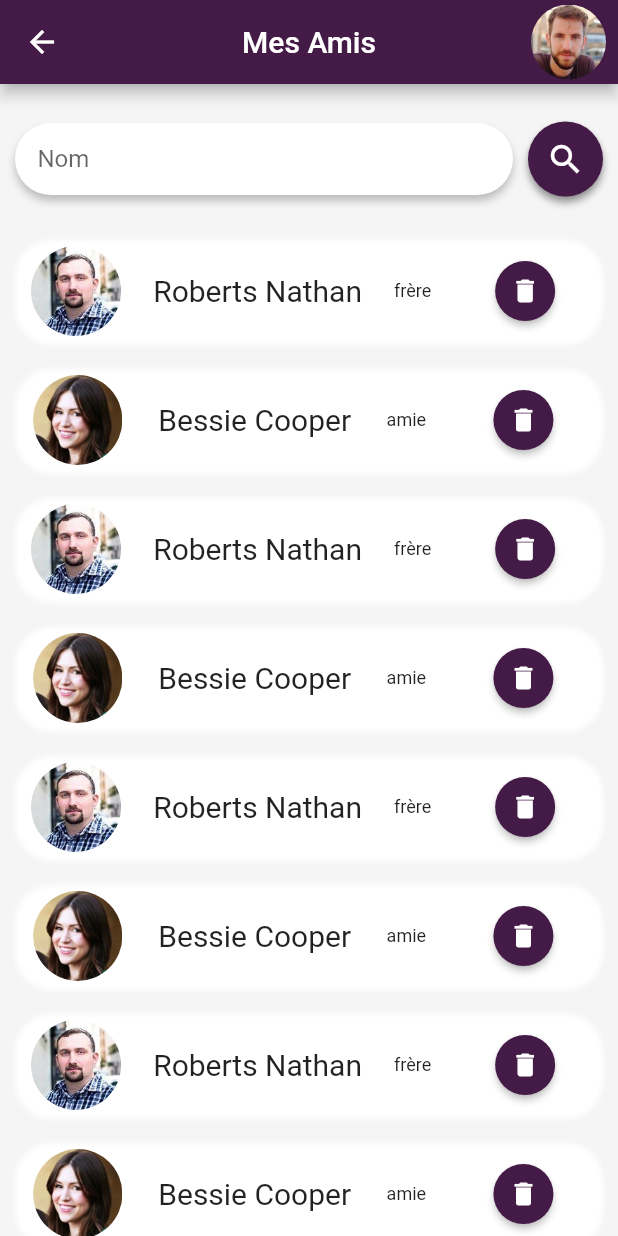
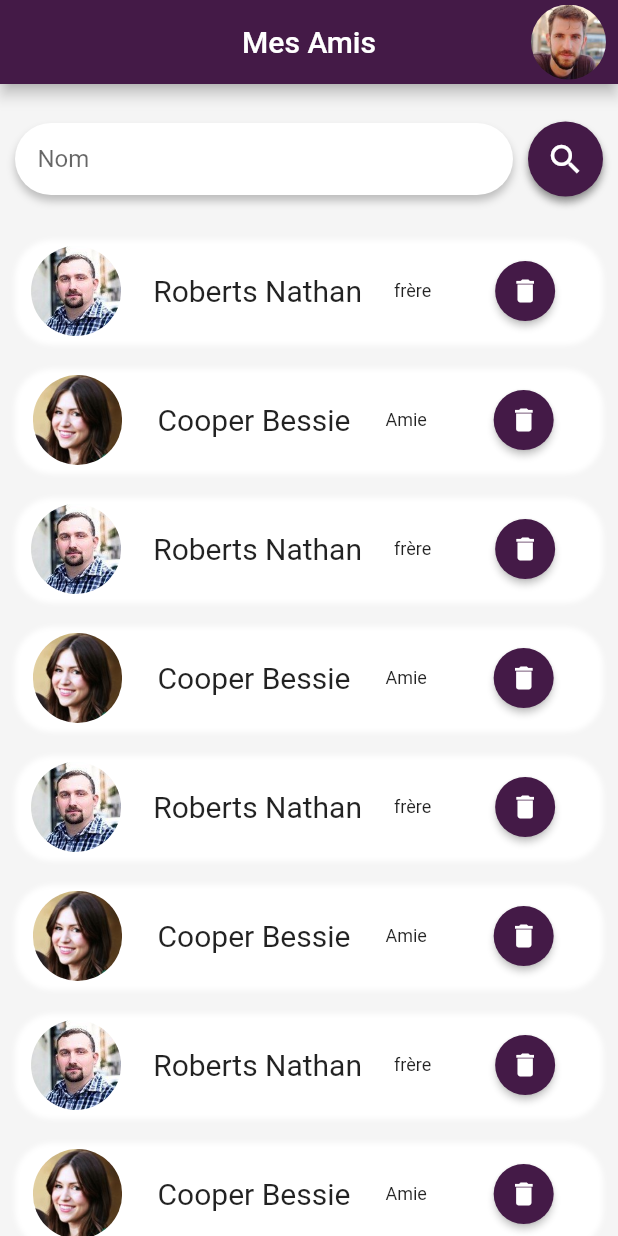
Before and after one commit to GabrielDela/FLUTTER_CUBE, a Flutter app: the PageFriend screen opened directly, on a phone screen of 412 x 824 dp. Run offline on Flutter 3.47's test engine with Material 2 defaults, Android fonts, the phone set to English and light mode, and no system bars.

Commit message:
bug de clavier regler sur toutes les pages et page ami plus de bug de overflow

```diff
--- a/lib/Auth.dart
+++ b/lib/Auth.dart
@@ -1,4 +1,4 @@
-import 'package:cube/Colors.dart';
+import 'package:cube/classes/couleurs/classe_colors.dart';
 import 'package:flutter/material.dart';
 
 class AuthPage extends StatefulWidget {
@@ -12,7 +12,7 @@ class _AuthPageState extends State<AuthPage> {
   @override
   Widget build(BuildContext context) {
     return Scaffold(
-      backgroundColor: CustomColors.MAIN_COLOR,
+      backgroundColor: CustomColors.MAIN_PURPLE,
       body: Container(
         margin: const EdgeInsets.all(30),
         width: MediaQuery.of(context).size.width,
@@ -21,9 +21,17 @@ class _AuthPageState extends State<AuthPage> {
           crossAxisAlignment: CrossAxisAlignment.center,
           children: [
             Container(
-              padding: const EdgeInsets.only( bottom: 40),
+              padding: const EdgeInsets.only(bottom: 40),
               width: MediaQuery.of(context).size.width,
-              child: const Text("Connectez-vous à CUBE", style: TextStyle(color: Colors.white, fontSize: 22, fontWeight: FontWeight.w600, letterSpacing: 2), textAlign: TextAlign.center,),
+              child: const Text(
+                "Connectez-vous à CUBE",
+                style: TextStyle(
+                    color: Colors.white,
+                    fontSize: 22,
+                    fontWeight: FontWeight.w600,
+                    letterSpacing: 2),
+                textAlign: TextAlign.center,
+              ),
             ),
             Container(
               margin: const EdgeInsets.only(bottom: 20),
@@ -31,38 +39,41 @@ class _AuthPageState extends State<AuthPage> {
               height: 45,
               child: OutlinedButton(
                 style: ButtonStyle(
-                  backgroundColor: MaterialStateProperty.all<Color>(Colors.white),
-                  side: MaterialStateProperty.all(
-                      const BorderSide(
+                  backgroundColor:
+                      MaterialStateProperty.all<Color>(Colors.white),
+                  side: MaterialStateProperty.all(const BorderSide(
                       color: Colors.black87,
                       width: 1,
-                          style: BorderStyle.solid
-                      )
-                  ),
-                  shape: MaterialStateProperty.all(RoundedRectangleBorder(borderRadius: BorderRadius.circular(30.0))),
+                      style: BorderStyle.solid)),
+                  shape: MaterialStateProperty.all(RoundedRectangleBorder(
+                      borderRadius: BorderRadius.circular(30.0))),
                 ),
                 onPressed: () => {},
-                child: const Text('Se connecter avec Google', style: TextStyle(color: Colors.black, fontSize: 18),),
+                child: const Text(
+                  'Se connecter avec Google',
+                  style: TextStyle(color: Colors.black, fontSize: 18),
                 ),
               ),
-
+            ),
             Container(
               width: MediaQuery.of(context).size.width,
               height: 45,
               child: OutlinedButton(
                 style: ButtonStyle(
-                  backgroundColor: MaterialStateProperty.all<Color>(Colors.white),
-                  side: MaterialStateProperty.all(
-                      const BorderSide(
+                  backgroundColor:
+                      MaterialStateProperty.all<Color>(Colors.white),
+                  side: MaterialStateProperty.all(const BorderSide(
                       color: Colors.black87,
                       width: 1,
-                          style: BorderStyle.solid
-                      )
-                  ),
-                  shape: MaterialStateProperty.all(RoundedRectangleBorder(borderRadius: BorderRadius.circular(30.0))),
+                      style: BorderStyle.solid)),
+                  shape: MaterialStateProperty.all(RoundedRectangleBorder(
+                      borderRadius: BorderRadius.circular(30.0))),
                 ),
                 onPressed: () => {},
-                child: const Text('Se connecter avec Apple', style: TextStyle(color: Colors.black, fontSize: 18),),
+                child: const Text(
+                  'Se connecter avec Apple',
+                  style: TextStyle(color: Colors.black, fontSize: 18),
+                ),
               ),
             ),
             Container(
@@ -77,7 +88,10 @@ class _AuthPageState extends State<AuthPage> {
                     color: Colors.white10,
                     width: MediaQuery.of(context).size.width / 4,
                   ),
-                  const Text('OU', style: TextStyle(color: Colors.white54, fontSize: 18),),
+                  const Text(
+                    'OU',
+                    style: TextStyle(color: Colors.white54, fontSize: 18),
+                  ),
                   Container(
                     height: 2,
                     color: Colors.white10,
@@ -89,7 +103,8 @@ class _AuthPageState extends State<AuthPage> {
             Container(
               margin: const EdgeInsets.only(top: 5, bottom: 15),
               child: const TextField(
-                style: TextStyle(color: Colors.white, fontWeight: FontWeight.w300),
+                style:
+                    TextStyle(color: Colors.white, fontWeight: FontWeight.w300),
                 decoration: InputDecoration(
                   focusedBorder: OutlineInputBorder(
                     borderSide: BorderSide(color: Colors.white54, width: 2.0),
@@ -102,11 +117,11 @@ class _AuthPageState extends State<AuthPage> {
                 ),
               ),
             ),
-
             Container(
               margin: const EdgeInsets.only(top: 0, bottom: 15),
               child: const TextField(
-                style: TextStyle(color: Colors.white, fontWeight: FontWeight.w300),
+                style:
+                    TextStyle(color: Colors.white, fontWeight: FontWeight.w300),
                 decoration: InputDecoration(
                   focusedBorder: OutlineInputBorder(
                     borderSide: BorderSide(color: Colors.white54, width: 2.0),
@@ -125,18 +140,20 @@ class _AuthPageState extends State<AuthPage> {
               height: 45,
               child: OutlinedButton(
                 style: ButtonStyle(
-                  backgroundColor: MaterialStateProperty.all<Color>(Colors.white),
-                  side: MaterialStateProperty.all(
-                      const BorderSide(
+                  backgroundColor:
+                      MaterialStateProperty.all<Color>(Colors.white),
+                  side: MaterialStateProperty.all(const BorderSide(
                       color: Colors.black87,
                       width: 1,
-                          style: BorderStyle.solid
-                      )
-                  ),
-                  shape: MaterialStateProperty.all(RoundedRectangleBorder(borderRadius: BorderRadius.circular(30.0))),
+                      style: BorderStyle.solid)),
+                  shape: MaterialStateProperty.all(RoundedRectangleBorder(
+                      borderRadius: BorderRadius.circular(30.0))),
                 ),
                 onPressed: () => {},
-                child: const Text('Suivant', style: TextStyle(color: Colors.black, fontSize: 18),),
+                child: const Text(
+                  'Suivant',
+                  style: TextStyle(color: Colors.black, fontSize: 18),
+                ),
               ),
             ),
             Container(
@@ -145,23 +162,25 @@ class _AuthPageState extends State<AuthPage> {
               height: 45,
               child: OutlinedButton(
                 style: ButtonStyle(
-                  side: MaterialStateProperty.all(
-                      const BorderSide(
+                  side: MaterialStateProperty.all(const BorderSide(
                       color: Colors.white30,
                       width: 2,
-                          style: BorderStyle.solid
-                      )
-                  ),
-                  shape: MaterialStateProperty.all(RoundedRectangleBorder(borderRadius: BorderRadius.circular(30.0))),
+                      style: BorderStyle.solid)),
+                  shape: MaterialStateProperty.all(RoundedRectangleBorder(
+                      borderRadius: BorderRadius.circular(30.0))),
                 ),
                 onPressed: () => {},
-                child: const Text('Mot de passe oublié ?', style: TextStyle(color: Colors.white54, fontSize: 18),),
+                child: const Text(
+                  'Mot de passe oublié ?',
+                  style: TextStyle(color: Colors.white54, fontSize: 18),
+                ),
               ),
             ),
             Container(
               margin: const EdgeInsets.only(top: 20),
               width: MediaQuery.of(context).size.width,
-              child: const Text("Vous n'avez pas de compte ?", style: TextStyle(color: Colors.white54, fontSize: 18)),
+              child: const Text("Vous n'avez pas de compte ?",
+                  style: TextStyle(color: Colors.white54, fontSize: 18)),
             ),
             Container(
               margin: const EdgeInsets.only(top: 5),
@@ -170,12 +189,12 @@ class _AuthPageState extends State<AuthPage> {
                 onTap: () {
                   null;
                 },
-                child: const Text("Inscrivez-vous",
+                child: const Text(
+                  "Inscrivez-vous",
                   style: TextStyle(
                       color: Colors.blue,
                       decoration: TextDecoration.underline,
-                        fontSize: 16
-                    ),
+                      fontSize: 16),
                 ),
               ),
             ),
--- a/lib/main.dart
+++ b/lib/main.dart
@@ -1,6 +1,8 @@
 import 'package:cube/pages/page_actualite.dart';
 import 'package:cube/pages/page_ami.dart';
 import 'package:cube/pages/page_amiV2.dart';
+import 'package:cube/pages/page_amitest1.dart';
+import 'package:cube/pages/page_amitest2.dart';
 import 'package:cube/pages/page_auth.dart';
 import 'package:cube/pages/page_detailarticle.dart';
 import 'package:cube/pages/page_editionProfil.dart';
@@ -26,7 +28,7 @@ class MyApp extends StatelessWidget {
     return const MaterialApp(
       title: 'CUBE',
       // home: PageHome(),
-      home: PageActu(),
+      home: PageFriend(),
       debugShowCheckedModeBanner: false,
     );
   }
--- a/lib/pages/page_actualite.dart
+++ b/lib/pages/page_actualite.dart
@@ -83,6 +83,8 @@ class _PageActuState extends State<PageActu> {
     MediaQueryData queryData;
     queryData = MediaQuery.of(context);
     return Scaffold(
+      //évite lors de l'utilisation du clavier pour les champs texte les problèmes de bottom over flow sur les pages
+      resizeToAvoidBottomInset: false,
       appBar: AppBar(
         title: const Text("Fil d'Actualité"),
         centerTitle: true,
--- a/lib/pages/page_amiV2.dart
+++ b/lib/pages/page_amiV2.dart
@@ -23,6 +23,105 @@ class PageFriend extends StatefulWidget {
 }
 
 class _PageFriendState extends State<PageFriend> {
+  final List ListeAmiList = [
+    {
+      'firstName': 'Roberts',
+      'lastName': 'Nathan',
+      'description': 'frère',
+      'image': "assets/images/avatarmale.jpg"
+    },
+    {
+      'firstName': 'Cooper',
+      'lastName': 'Bessie',
+      'description': 'Amie',
+      'image': "assets/images/avatarfemale.jpg"
+    },
+    {
+      'firstName': 'Roberts',
+      'lastName': 'Nathan',
+      'description': 'frère',
+      'image': "assets/images/avatarmale.jpg"
+    },
+    {
+      'firstName': 'Cooper',
+      'lastName': 'Bessie',
+      'description': 'Amie',
+      'image': "assets/images/avatarfemale.jpg"
+    },
+    {
+      'firstName': 'Roberts',
+      'lastName': 'Nathan',
+      'description': 'frère',
+      'image': "assets/images/avatarmale.jpg"
+    },
+    {
+      'firstName': 'Cooper',
+      'lastName': 'Bessie',
+      'description': 'Amie',
+      'image': "assets/images/avatarfemale.jpg"
+    },
+    {
+      'firstName': 'Roberts',
+      'lastName': 'Nathan',
+      'description': 'frère',
+      'image': "assets/images/avatarmale.jpg"
+    },
+    {
+      'firstName': 'Cooper',
+      'lastName': 'Bessie',
+      'description': 'Amie',
+      'image': "assets/images/avatarfemale.jpg"
+    },
+    {
+      'firstName': 'Roberts',
+      'lastName': 'Nathan',
+      'description': 'frère',
+      'image': "assets/images/avatarmale.jpg"
+    },
+    {
+      'firstName': 'Cooper',
+      'lastName': 'Bessie',
+      'description': 'Amie',
+      'image': "assets/images/avatarfemale.jpg"
+    },
+    {
+      'firstName': 'Roberts',
+      'lastName': 'Nathan',
+      'description': 'frère',
+      'image': "assets/images/avatarmale.jpg"
+    },
+    {
+      'firstName': 'Cooper',
+      'lastName': 'Bessie',
+      'description': 'Amie',
+      'image': "assets/images/avatarfemale.jpg"
+    },
+    {
+      'firstName': 'Roberts',
+      'lastName': 'Nathan',
+      'description': 'frère',
+      'image': "assets/images/avatarmale.jpg"
+    },
+    {
+      'firstName': 'Cooper',
+      'lastName': 'Bessie',
+      'description': 'Amie',
+      'image': "assets/images/avatarfemale.jpg"
+    },
+    {
+      'firstName': 'Roberts',
+      'lastName': 'Nathan',
+      'description': 'frère',
+      'image': "assets/images/avatarmale.jpg"
+    },
+    {
+      'firstName': 'Cooper',
+      'lastName': 'Bessie',
+      'description': 'Amie',
+      'image': "assets/images/avatarfemale.jpg"
+    },
+  ];
+
   List<Ami> listeAmi = [
     Ami(
         firstName: "Roberts",
@@ -93,6 +192,8 @@ class _PageFriendState extends State<PageFriend> {
     MediaQueryData queryData;
     queryData = MediaQuery.of(context);
     return Scaffold(
+      //évite lors de l'utilisation du clavier pour les champs texte les problèmes de bottom over flow sur les pages
+      resizeToAvoidBottomInset: false,
       appBar: AppBar(
         title: const Text("Mes Amis"),
         centerTitle: true,
@@ -112,11 +213,7 @@ class _PageFriendState extends State<PageFriend> {
           ),
         ],
       ),
-        resizeToAvoidBottomInset: false,
-        body: Stack(
-          children: <Widget>[
-            Expanded(
-              child: SingleChildScrollView(
+      body: SingleChildScrollView(
         child: Column(
           children: <Widget>[
             Container(
@@ -166,8 +263,7 @@ class _PageFriendState extends State<PageFriend> {
                                 blurRadius: 4,
                                 offset: Offset(0, 4)),
                           ],
-                                  borderRadius:
-                                      BorderRadius.all(Radius.circular(25)),
+                          borderRadius: BorderRadius.all(Radius.circular(25)),
                         ),
                         //penser a rajouter fonction de search ICI
                         child: ElevatedButton(
@@ -188,19 +284,18 @@ class _PageFriendState extends State<PageFriend> {
                     height: 20,
                   ),
                   Container(
-                            height: 1000,
+                    // height: 1000,
                     child: Column(
                         //  mainAxisAlignment: MainAxisAlignment.spaceBetween,
                         // mainAxisSize: MainAxisSize.min,
                         //remplacer la col par un container pour avoir le SizedBox ?
                         children: [
-                                  for (var ami in listeAmi)
+                          for (var ami in ListeAmiList)
                             if (search == "" ||
-                                        ami.lastName.contains(search) ||
-                                        ami.firstName.contains(search))
+                                ami['lastName'].contains(search) ||
+                                ami['firstName'].contains(search))
                               Padding(
-                                        padding:
-                                            EdgeInsets.symmetric(vertical: 8.0),
+                                padding: EdgeInsets.symmetric(vertical: 8.0),
                                 child: Container(
                                   height: 70,
                                   decoration: BoxDecoration(
@@ -210,8 +305,8 @@ class _PageFriendState extends State<PageFriend> {
                                           blurRadius: 2,
                                           offset: Offset(0, 1)),
                                     ],
-                                            borderRadius: BorderRadius.all(
-                                                Radius.circular(25)),
+                                    borderRadius:
+                                        BorderRadius.all(Radius.circular(25)),
                                   ),
                                   child: Row(
                                     mainAxisAlignment:
@@ -219,30 +314,26 @@ class _PageFriendState extends State<PageFriend> {
                                     children: [
                                       CircleAvatar(
                                         radius: 30,
-                                                backgroundColor:
-                                                    Colors.transparent,
+                                        backgroundColor: Colors.transparent,
                                         child: ClipOval(
                                           child: Image.asset(
-                                                    ami.image,
+                                            ami['image'],
                                           ),
                                         ),
                                       ),
                                       Text(
-                                                ami.firstName +
+                                        ami['firstName'] +
                                             " " +
-                                                    ami.lastName,
+                                            ami['lastName'],
                                         style: TextStyle(fontSize: 20),
                                       ),
-                                              Text(ami.description,
-                                                  style:
-                                                      TextStyle(fontSize: 12)),
+                                      Text(ami['description'],
+                                          style: TextStyle(fontSize: 12)),
                                       Container(
                                         height: 40,
-                                                width:
-                                                    queryData.size.width * 0.2,
+                                        width: queryData.size.width * 0.2,
                                         decoration: BoxDecoration(
-                                                  borderRadius:
-                                                      BorderRadius.all(
+                                          borderRadius: BorderRadius.all(
                                               Radius.circular(10)),
                                         ),
                                         //penser a rajouter fonction de search ICI
@@ -252,14 +343,11 @@ class _PageFriendState extends State<PageFriend> {
                                             Icons.delete,
                                             size: 20,
                                           ),
-                                                  style:
-                                                      ElevatedButton.styleFrom(
+                                          style: ElevatedButton.styleFrom(
                                               shape: CircleBorder(),
-                                                          padding:
-                                                              EdgeInsets.all(
-                                                                  10),
-                                                          primary: CustomColors
-                                                              .MAIN_PURPLE),
+                                              padding: EdgeInsets.all(10),
+                                              primary:
+                                                  CustomColors.MAIN_PURPLE),
                                         ),
                                       ),
                                     ],
@@ -274,8 +362,6 @@ class _PageFriendState extends State<PageFriend> {
           ],
         ),
       ),
-            )
-          ],
-        ));
+    );
   }
 }
--- a/lib/pages/page_auth.dart
+++ b/lib/pages/page_auth.dart
@@ -12,6 +12,7 @@ class _AuthPageState extends State<AuthPage> {
   @override
   Widget build(BuildContext context) {
     return Scaffold(
+      //évite lors de l'utilisation du clavier pour les champs texte les problèmes de bottom over flow sur les pages
       resizeToAvoidBottomInset: false,
       backgroundColor: CustomColors.MAIN_PURPLE,
       body: Container(
--- a/lib/pages/page_detailarticle.dart
+++ b/lib/pages/page_detailarticle.dart
@@ -60,6 +60,8 @@ class _PageArticleState extends State<PageArticle> {
     MediaQueryData queryData;
     queryData = MediaQuery.of(context);
     return Scaffold(
+      //évite lors de l'utilisation du clavier pour les champs texte les problèmes de bottom over flow sur les pages
+      resizeToAvoidBottomInset: false,
       appBar: AppBar(
         title: const Text("Article"),
         centerTitle: true,
--- a/lib/pages/page_editionProfil.dart
+++ b/lib/pages/page_editionProfil.dart
@@ -15,6 +15,8 @@ class _PageEditProfilState extends State<PageEditProfil> {
     MediaQueryData queryData;
     queryData = MediaQuery.of(context);
     return Scaffold(
+      //évite lors de l'utilisation du clavier pour les champs texte les problèmes de bottom over flow sur les pages
+      resizeToAvoidBottomInset: false,
       appBar: AppBar(
         title: const Text("Editer Profil @Pseudo"),
         titleTextStyle: TextStyle(color: CustomColors.MAIN_PURPLE),
--- a/lib/pages/page_favoris.dart
+++ b/lib/pages/page_favoris.dart
@@ -49,6 +49,8 @@ class _PageFavorisState extends State<PageFavoris> {
     MediaQueryData queryData;
     queryData = MediaQuery.of(context);
     return Scaffold(
+      //évite lors de l'utilisation du clavier pour les champs texte les problèmes de bottom over flow sur les pages
+      resizeToAvoidBottomInset: false,
       appBar: AppBar(
         title: const Text("Mes Favoris"),
         centerTitle: true,
--- a/lib/pages/page_home.dart
+++ b/lib/pages/page_home.dart
@@ -28,6 +28,8 @@ class _PageHomeState extends State<PageHome> {
   @override
   Widget build(BuildContext context) {
     return Scaffold(
+      //évite lors de l'utilisation du clavier pour les champs texte les problèmes de bottom over flow sur les pages
+      resizeToAvoidBottomInset: false,
       drawer: Drawer(
         backgroundColor: CustomColors.MAIN_PURPLE,
         child: ListView(
--- a/lib/pages/page_inscription.dart
+++ b/lib/pages/page_inscription.dart
@@ -16,6 +16,8 @@ class _PageSubscribeState extends State<PageSubscribe> {
     MediaQueryData queryData;
     queryData = MediaQuery.of(context);
     return Scaffold(
+      //évite lors de l'utilisation du clavier pour les champs texte les problèmes de bottom over flow sur les pages
+      resizeToAvoidBottomInset: false,
       backgroundColor: Colors.white,
       appBar: AppBar(
         backgroundColor: CustomColors.MAIN_PURPLE,
--- a/lib/pages/page_monprofil.dart
+++ b/lib/pages/page_monprofil.dart
@@ -38,6 +38,8 @@ class _PageMonProfilState extends State<PageMonProfil> {
     MediaQueryData queryData;
     queryData = MediaQuery.of(context);
     return Scaffold(
+      //évite lors de l'utilisation du clavier pour les champs texte les problèmes de bottom over flow sur les pages
+      resizeToAvoidBottomInset: false,
       appBar: AppBar(
         title: const Text("Mes Amis"),
         centerTitle: true,
--- a/lib/pages/page_parametre.dart
+++ b/lib/pages/page_parametre.dart
@@ -16,6 +16,8 @@ class _PageSettingsState extends State<PageSettings> {
     MediaQueryData queryData;
     queryData = MediaQuery.of(context);
     return Scaffold(
+      //évite lors de l'utilisation du clavier pour les champs texte les problèmes de bottom over flow sur les pages
+      resizeToAvoidBottomInset: false,
       backgroundColor: Colors.white,
       appBar: AppBar(
         title: const Text("Gestion des paramètres"),
--- a/lib/pages/page_profil.dart
+++ b/lib/pages/page_profil.dart
@@ -47,6 +47,8 @@ class _PageProfilState extends State<PageProfil> {
   @override
   Widget build(BuildContext context) {
     return Scaffold(
+      //évite lors de l'utilisation du clavier pour les champs texte les problèmes de bottom over flow sur les pages
+      resizeToAvoidBottomInset: false,
       appBar: AppBar(
         title: const Text("Mon Profil"),
         centerTitle: true,
--- a/lib/pages/page_profilami.dart
+++ b/lib/pages/page_profilami.dart
@@ -49,6 +49,8 @@ class _PageProfil2State extends State<PageProfil2> {
     MediaQueryData queryData;
     queryData = MediaQuery.of(context);
     return Scaffold(
+      //évite lors de l'utilisation du clavier pour les champs texte les problèmes de bottom over flow sur les pages
+      resizeToAvoidBottomInset: false,
       appBar: AppBar(
         title: const Text("Profil Ami"),
         centerTitle: true,
```
Lines whose indentation alone changed are shown as unchanged.
